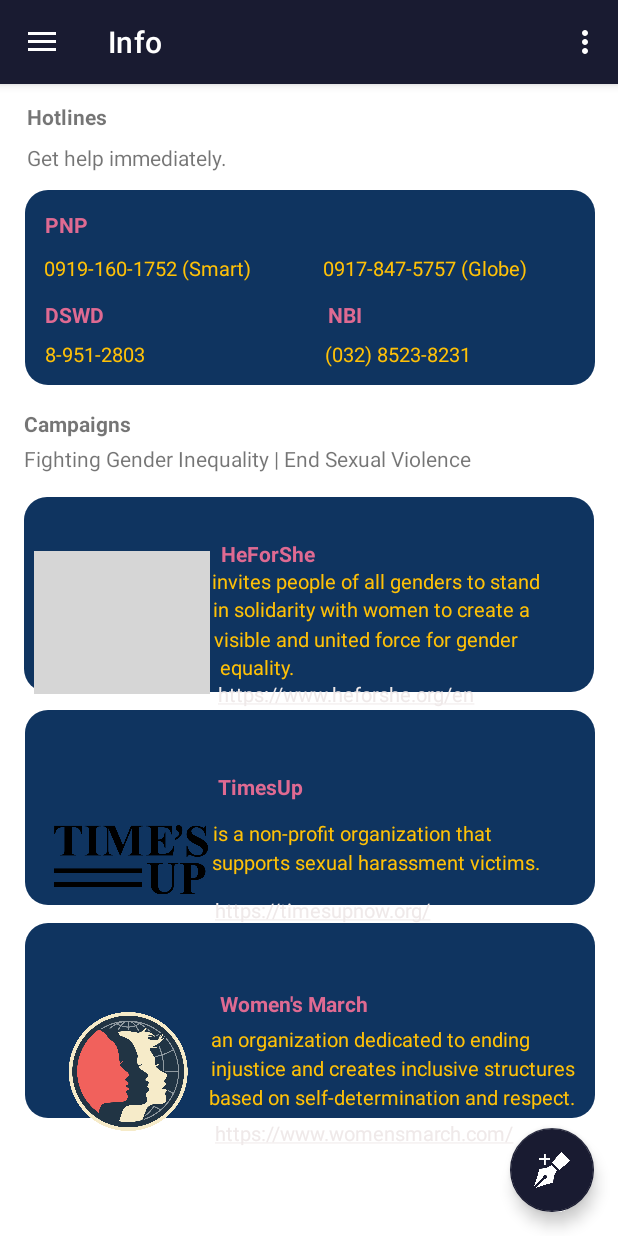
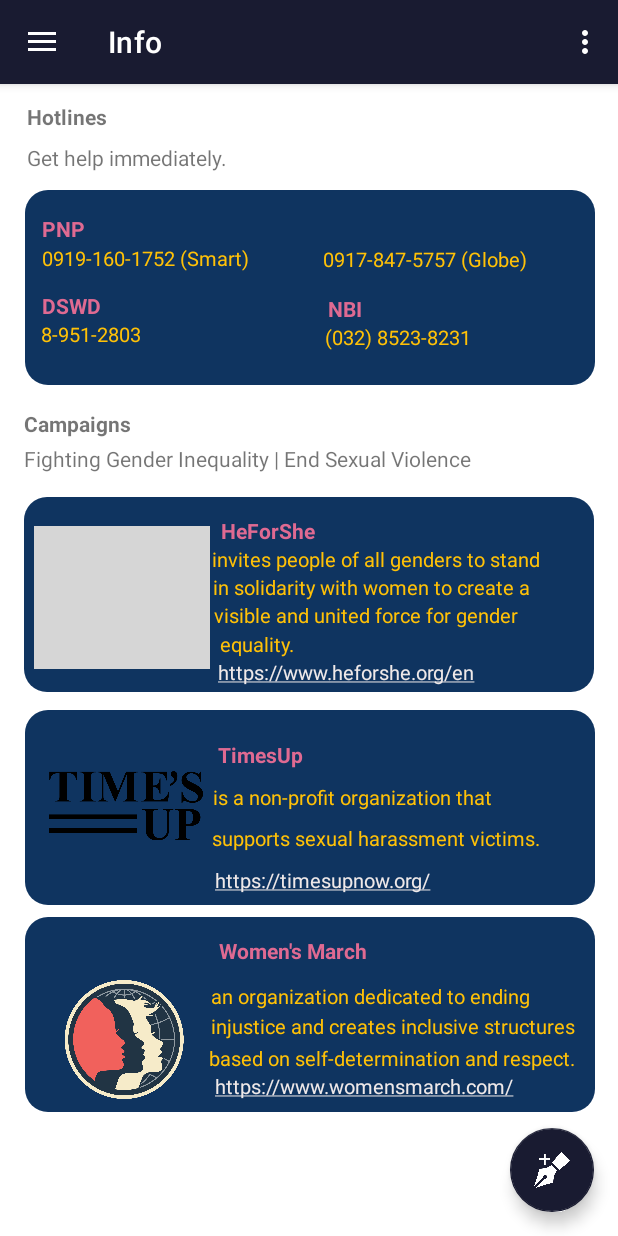
Before and after one commit to rogercnyn/iRespond-Android, an Android app: the InfoFragment screen opened through its navigation route, on a phone screen of 412 x 824 dp. Run offline under Robolectric (Android 15) with nearby library versions, the phone set to English and light mode, and no system bars; our stand-ins replace navigation-ui; grey boxes are pictures that could not be loaded.

Commit message:
fix constraints

```diff
--- a/App/app/src/main/res/layout/fragment_info.xml
+++ b/App/app/src/main/res/layout/fragment_info.xml
@@ -45,7 +45,7 @@
         android:id="@+id/bg_campaign3"
         android:layout_width="380dp"
         android:layout_height="130dp"
-        android:layout_marginTop="12dp"
+        android:layout_marginTop="8dp"
         android:background="@drawable/box"
         app:layout_constraintEnd_toEndOf="parent"
         app:layout_constraintHorizontal_bias="0.516"
@@ -107,22 +107,20 @@
         app:layout_constraintEnd_toEndOf="parent"
         app:layout_constraintHorizontal_bias="0.422"
         app:layout_constraintStart_toStartOf="parent"
-        app:layout_constraintTop_toTopOf="parent"
-        app:layout_constraintVertical_bias="0.405" />
+        app:layout_constraintTop_toTopOf="@+id/bg_campaign1"
+        app:layout_constraintVertical_bias="0.027" />
 
     <TextView
         android:id="@+id/textView34"
         android:layout_width="wrap_content"
         android:layout_height="wrap_content"
+        android:layout_marginStart="28dp"
+        android:layout_marginTop="16dp"
         android:text="PNP"
         android:textColor="#DF6A92"
         android:textStyle="bold"
-        app:layout_constraintBottom_toBottomOf="parent"
-        app:layout_constraintEnd_toEndOf="parent"
-        app:layout_constraintHorizontal_bias="0.078"
         app:layout_constraintStart_toStartOf="parent"
-        app:layout_constraintTop_toTopOf="parent"
-        app:layout_constraintVertical_bias="0.112" />
+        app:layout_constraintTop_toTopOf="@+id/bg_hotline" />
 
     <TextView
         android:id="@+id/textView39"
@@ -135,8 +133,8 @@
         app:layout_constraintEnd_toEndOf="parent"
         app:layout_constraintHorizontal_bias="0.561"
         app:layout_constraintStart_toStartOf="parent"
-        app:layout_constraintTop_toTopOf="parent"
-        app:layout_constraintVertical_bias="0.192" />
+        app:layout_constraintTop_toBottomOf="@+id/textView36"
+        app:layout_constraintVertical_bias="0.022" />
 
     <TextView
         android:id="@+id/textView37"
@@ -147,10 +145,10 @@
         android:textStyle="bold"
         app:layout_constraintBottom_toBottomOf="parent"
         app:layout_constraintEnd_toEndOf="parent"
-        app:layout_constraintHorizontal_bias="0.08"
+        app:layout_constraintHorizontal_bias="0.075"
         app:layout_constraintStart_toStartOf="parent"
-        app:layout_constraintTop_toTopOf="parent"
-        app:layout_constraintVertical_bias="0.192" />
+        app:layout_constraintTop_toBottomOf="@+id/textView35"
+        app:layout_constraintVertical_bias="0.02" />
 
     <TextView
         android:id="@+id/textView17"
@@ -163,22 +161,20 @@
         app:layout_constraintEnd_toEndOf="parent"
         app:layout_constraintHorizontal_bias="0.731"
         app:layout_constraintStart_toStartOf="parent"
-        app:layout_constraintTop_toTopOf="parent"
-        app:layout_constraintVertical_bias="0.43" />
+        app:layout_constraintTop_toBottomOf="@+id/textView6"
+        app:layout_constraintVertical_bias="0.0" />
 
     <TextView
         android:id="@+id/textView35"
         android:layout_width="wrap_content"
         android:layout_height="wrap_content"
+        android:layout_marginStart="28dp"
+        android:layout_marginTop="20dp"
         android:text="0919-160-1752 (Smart)"
         android:textColor="#FFC107"
         android:textSize="13sp"
-        app:layout_constraintBottom_toBottomOf="parent"
-        app:layout_constraintEnd_toEndOf="parent"
-        app:layout_constraintHorizontal_bias="0.108"
         app:layout_constraintStart_toStartOf="parent"
-        app:layout_constraintTop_toTopOf="parent"
-        app:layout_constraintVertical_bias="0.151" />
+        app:layout_constraintTop_toTopOf="@+id/textView34" />
 
     <TextView
         android:id="@+id/textView40"
@@ -191,8 +187,8 @@
         app:layout_constraintEnd_toEndOf="parent"
         app:layout_constraintHorizontal_bias="0.689"
         app:layout_constraintStart_toStartOf="parent"
-        app:layout_constraintTop_toTopOf="parent"
-        app:layout_constraintVertical_bias="0.228" />
+        app:layout_constraintTop_toBottomOf="@+id/textView39"
+        app:layout_constraintVertical_bias="0.0" />
 
     <TextView
         android:id="@+id/textView38"
@@ -203,10 +199,10 @@
         android:textSize="13sp"
         app:layout_constraintBottom_toBottomOf="parent"
         app:layout_constraintEnd_toEndOf="parent"
-        app:layout_constraintHorizontal_bias="0.086"
+        app:layout_constraintHorizontal_bias="0.08"
         app:layout_constraintStart_toStartOf="parent"
-        app:layout_constraintTop_toTopOf="parent"
-        app:layout_constraintVertical_bias="0.228" />
+        app:layout_constraintTop_toBottomOf="@+id/textView37"
+        app:layout_constraintVertical_bias="0.0" />
 
     <TextView
         android:id="@+id/textView36"
@@ -219,8 +215,8 @@
         app:layout_constraintEnd_toEndOf="parent"
         app:layout_constraintHorizontal_bias="0.781"
         app:layout_constraintStart_toStartOf="parent"
-        app:layout_constraintTop_toTopOf="parent"
-        app:layout_constraintVertical_bias="0.151" />
+        app:layout_constraintTop_toTopOf="@+id/bg_hotline"
+        app:layout_constraintVertical_bias="0.054" />
 
     <TextView
         android:id="@+id/textView21"
@@ -233,8 +229,8 @@
         app:layout_constraintEnd_toEndOf="parent"
         app:layout_constraintHorizontal_bias="0.627"
         app:layout_constraintStart_toStartOf="parent"
-        app:layout_constraintTop_toTopOf="parent"
-        app:layout_constraintVertical_bias="0.654" />
+        app:layout_constraintTop_toBottomOf="@+id/textView13"
+        app:layout_constraintVertical_bias="0.031" />
 
     <TextView
         android:id="@+id/textView25"
@@ -247,8 +243,8 @@
         app:layout_constraintEnd_toEndOf="parent"
         app:layout_constraintHorizontal_bias="0.707"
         app:layout_constraintStart_toStartOf="parent"
-        app:layout_constraintTop_toTopOf="parent"
-        app:layout_constraintVertical_bias="0.837" />
+        app:layout_constraintTop_toBottomOf="@+id/textView15"
+        app:layout_constraintVertical_bias="0.072" />
 
     <TextView
         android:id="@+id/textView27"
@@ -261,8 +257,8 @@
         app:layout_constraintEnd_toEndOf="parent"
         app:layout_constraintHorizontal_bias="0.829"
         app:layout_constraintStart_toStartOf="parent"
-        app:layout_constraintTop_toTopOf="parent"
-        app:layout_constraintVertical_bias="0.863" />
+        app:layout_constraintTop_toBottomOf="@+id/textView25"
+        app:layout_constraintVertical_bias="0.01" />
 
     <TextView
         android:id="@+id/textView23"
@@ -275,8 +271,8 @@
         app:layout_constraintEnd_toEndOf="parent"
         app:layout_constraintHorizontal_bias="0.732"
         app:layout_constraintStart_toStartOf="parent"
-        app:layout_constraintTop_toTopOf="parent"
-        app:layout_constraintVertical_bias="0.68" />
+        app:layout_constraintTop_toBottomOf="@+id/textView21"
+        app:layout_constraintVertical_bias="0.033" />
 
     <TextView
         android:id="@+id/textView18"
@@ -289,8 +285,8 @@
         app:layout_constraintEnd_toEndOf="parent"
         app:layout_constraintHorizontal_bias="0.706"
         app:layout_constraintStart_toStartOf="parent"
-        app:layout_constraintTop_toTopOf="parent"
-        app:layout_constraintVertical_bias="0.455" />
+        app:layout_constraintTop_toBottomOf="@+id/textView17"
+        app:layout_constraintVertical_bias="0.0" />
 
     <TextView
         android:id="@+id/textView19"
@@ -303,13 +299,14 @@
         app:layout_constraintEnd_toEndOf="parent"
         app:layout_constraintHorizontal_bias="0.68"
         app:layout_constraintStart_toStartOf="parent"
-        app:layout_constraintTop_toTopOf="parent"
-        app:layout_constraintVertical_bias="0.481" />
+        app:layout_constraintTop_toBottomOf="@+id/textView18"
+        app:layout_constraintVertical_bias="0.0" />
 
     <TextView
         android:id="@+id/textView20"
         android:layout_width="wrap_content"
         android:layout_height="wrap_content"
+        android:layout_marginTop="19dp"
         android:text="equality."
         android:textColor="#FFC107"
         android:textSize="13sp"
@@ -317,13 +314,14 @@
         app:layout_constraintEnd_toEndOf="parent"
         app:layout_constraintHorizontal_bias="0.404"
         app:layout_constraintStart_toStartOf="parent"
-        app:layout_constraintTop_toTopOf="parent"
-        app:layout_constraintVertical_bias="0.506" />
+        app:layout_constraintTop_toTopOf="@+id/textView19"
+        app:layout_constraintVertical_bias="0.0" />
 
     <TextView
         android:id="@+id/textView33"
         android:layout_width="wrap_content"
         android:layout_height="wrap_content"
+        android:layout_marginTop="21dp"
         android:text="based on self-determination and respect."
         android:textColor="#FFC107"
         android:textSize="13sp"
@@ -331,8 +329,8 @@
         app:layout_constraintEnd_toEndOf="parent"
         app:layout_constraintHorizontal_bias="0.828"
         app:layout_constraintStart_toStartOf="parent"
-        app:layout_constraintTop_toTopOf="parent"
-        app:layout_constraintVertical_bias="0.889" />
+        app:layout_constraintTop_toTopOf="@+id/textView27"
+        app:layout_constraintVertical_bias="0.0" />
 
     <TextView
         android:id="@+id/textView22"
@@ -348,8 +346,8 @@
         app:layout_constraintEnd_toEndOf="parent"
         app:layout_constraintHorizontal_bias="0.604"
         app:layout_constraintStart_toStartOf="parent"
-        app:layout_constraintTop_toTopOf="@+id/textView5"
-        app:layout_constraintVertical_bias="0.568" />
+        app:layout_constraintTop_toBottomOf="@+id/textView20"
+        app:layout_constraintVertical_bias="0.0" />
 
     <TextView
         android:id="@+id/textView24"
@@ -365,8 +363,8 @@
         app:layout_constraintEnd_toEndOf="parent"
         app:layout_constraintHorizontal_bias="0.535"
         app:layout_constraintStart_toStartOf="parent"
-        app:layout_constraintTop_toTopOf="parent"
-        app:layout_constraintVertical_bias="0.722" />
+        app:layout_constraintTop_toBottomOf="@+id/textView23"
+        app:layout_constraintVertical_bias="0.038" />
 
     <TextView
         android:id="@+id/textView26"
@@ -382,8 +380,8 @@
         app:layout_constraintEnd_toEndOf="parent"
         app:layout_constraintHorizontal_bias="0.675"
         app:layout_constraintStart_toStartOf="parent"
-        app:layout_constraintTop_toTopOf="parent"
-        app:layout_constraintVertical_bias="0.921" />
+        app:layout_constraintTop_toBottomOf="@+id/textView33"
+        app:layout_constraintVertical_bias="0.0" />
 
     <TextView
         android:id="@+id/textView13"
@@ -396,8 +394,8 @@
         app:layout_constraintEnd_toEndOf="parent"
         app:layout_constraintHorizontal_bias="0.409"
         app:layout_constraintStart_toStartOf="parent"
-        app:layout_constraintTop_toTopOf="parent"
-        app:layout_constraintVertical_bias="0.613" />
+        app:layout_constraintTop_toTopOf="@+id/bg_campaign2"
+        app:layout_constraintVertical_bias="0.061" />
 
     <TextView
         android:id="@+id/textView15"
@@ -408,22 +406,23 @@
         android:textStyle="bold"
         app:layout_constraintBottom_toBottomOf="parent"
         app:layout_constraintEnd_toEndOf="parent"
-        app:layout_constraintHorizontal_bias="0.469"
+        app:layout_constraintHorizontal_bias="0.466"
         app:layout_constraintStart_toStartOf="parent"
-        app:layout_constraintTop_toTopOf="parent"
-        app:layout_constraintVertical_bias="0.806" />
+        app:layout_constraintTop_toTopOf="@+id/bg_campaign3"
+        app:layout_constraintVertical_bias="0.065" />
 
     <ImageView
         android:id="@+id/imageView4"
         android:layout_width="117dp"
         android:layout_height="95dp"
+        android:layout_marginTop="19dp"
         android:src="@drawable/heforshe"
         app:layout_constraintBottom_toBottomOf="parent"
         app:layout_constraintEnd_toEndOf="parent"
         app:layout_constraintHorizontal_bias="0.078"
         app:layout_constraintStart_toStartOf="parent"
-        app:layout_constraintTop_toTopOf="parent"
-        app:layout_constraintVertical_bias="0.463" />
+        app:layout_constraintTop_toTopOf="@+id/bg_campaign1"
+        app:layout_constraintVertical_bias="0.0" />
 
     <ImageView
         android:id="@+id/imageView6"
@@ -432,10 +431,10 @@
         android:src="@drawable/womensmarch"
         app:layout_constraintBottom_toBottomOf="parent"
         app:layout_constraintEnd_toEndOf="parent"
-        app:layout_constraintHorizontal_bias="0.102"
+        app:layout_constraintHorizontal_bias="0.092"
         app:layout_constraintStart_toStartOf="parent"
-        app:layout_constraintTop_toTopOf="parent"
-        app:layout_constraintVertical_bias="0.898" />
+        app:layout_constraintTop_toTopOf="@+id/bg_campaign3"
+        app:layout_constraintVertical_bias="0.315" />
 
     <ImageView
         android:id="@+id/imageView7"
@@ -444,9 +443,9 @@
         android:src="@drawable/timesup"
         app:layout_constraintBottom_toBottomOf="parent"
         app:layout_constraintEnd_toEndOf="parent"
-        app:layout_constraintHorizontal_bias="0.111"
+        app:layout_constraintHorizontal_bias="0.101"
         app:layout_constraintStart_toStartOf="parent"
-        app:layout_constraintTop_toTopOf="parent"
-        app:layout_constraintVertical_bias="0.7" />
+        app:layout_constraintTop_toTopOf="@+id/bg_campaign2"
+        app:layout_constraintVertical_bias="0.038" />
 
 </androidx.constraintlayout.widget.ConstraintLayout>
```
